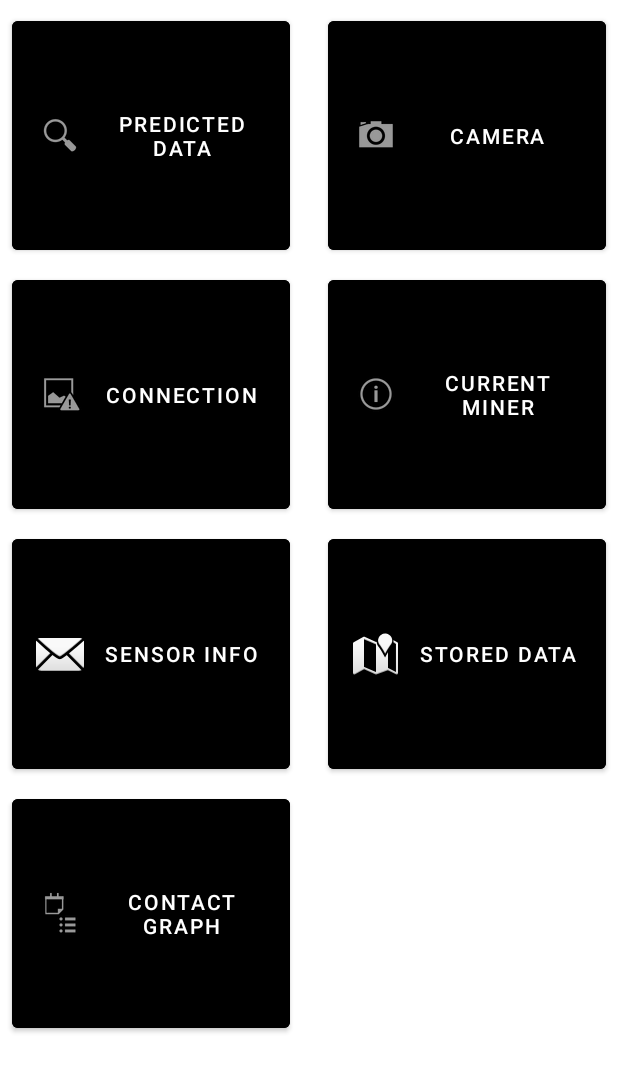
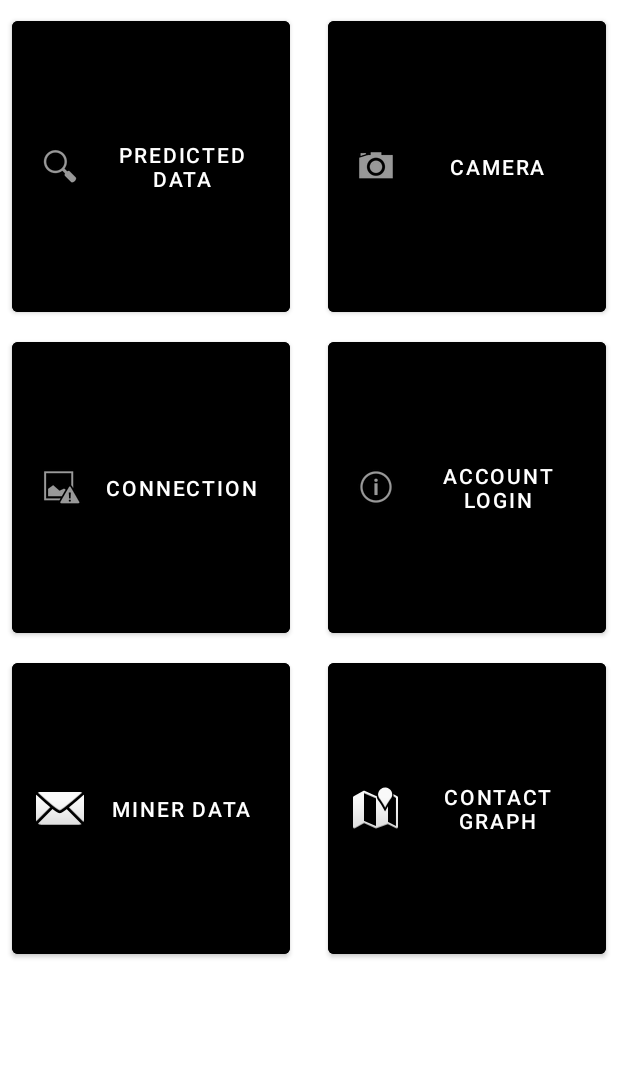
Before and after one commit to AbhayGoyal/MinerFinder_new, an Android app: the screen it shows after launch (MainActivity), on a phone screen of 412 x 824 dp. Shown: the top 1072 px of the screen. Run offline under Robolectric (Android 15) with nearby library versions, the phone set to English and light mode, and no system bars; libraries missing offline, so code that uses them is left out: com.chaquo.python; 6 statements that could not run were skipped.

Commit message:
next changes to the menu

```diff
--- a/app/src/main/res/layout/activity_main.xml
+++ b/app/src/main/res/layout/activity_main.xml
@@ -20,7 +20,7 @@
         android:text="Predicted Data"
         android:textColor="#FFFFFF"
         app:layout_constraintWidth_percent="0.45"
-        app:layout_constraintHeight_percent="0.2"
+        app:layout_constraintHeight_percent="0.25"
         app:layout_constraintStart_toStartOf="parent"
         app:layout_constraintTop_toTopOf="parent"
         android:onClick="navigationView"/>
@@ -38,7 +38,7 @@
         android:gravity="center"
         android:backgroundTint="@color/black"
         app:layout_constraintWidth_percent="0.45"
-        app:layout_constraintHeight_percent="0.2"
+        app:layout_constraintHeight_percent="0.25"
         app:layout_constraintEnd_toEndOf="parent"
         app:layout_constraintTop_toTopOf="parent"
         android:contentDescription="  "
@@ -57,10 +57,11 @@
         android:backgroundTint="@color/black"
         android:textColor="#FFFFFF"
         app:layout_constraintWidth_percent="0.45"
-        app:layout_constraintHeight_percent="0.2"
+        app:layout_constraintHeight_percent="0.25"
         app:layout_constraintStart_toStartOf="parent"
         app:layout_constraintTop_toBottomOf="@id/Button1"
         android:contentDescription="  "
+        android:onClick="connectionView"
         />
 
     <Button
@@ -72,11 +73,11 @@
         android:layout_marginStart="4dp"
         android:drawableLeft="@android:drawable/ic_menu_info_details"
         android:gravity="center"
-        android:text="Current Miner"
+        android:text="Account Login"
         android:backgroundTint="@color/black"
         android:textColor="#FFFFFF"
         app:layout_constraintWidth_percent="0.45"
-        app:layout_constraintHeight_percent="0.2"
+        app:layout_constraintHeight_percent="0.25"
         app:layout_constraintEnd_toEndOf="parent"
         app:layout_constraintTop_toBottomOf="@id/Button2"
         android:contentDescription="  "
@@ -90,16 +91,16 @@
         android:layout_marginTop="8dp"
         android:layout_marginStart="8dp"
         android:drawableLeft="@android:drawable/ic_dialog_email"
-        android:text="Sensor Info"
+        android:text="Miner Data"
         android:backgroundTint="@color/black"
         android:gravity="center"
         android:textColor="#FFFFFF"
         app:layout_constraintWidth_percent="0.45"
-        app:layout_constraintHeight_percent="0.2"
+        app:layout_constraintHeight_percent="0.25"
         app:layout_constraintStart_toStartOf="parent"
         app:layout_constraintTop_toBottomOf="@id/Button3"
         android:contentDescription="  "
-        android:onClick="sensorsView"/>
+        android:onClick="dataView"/>
 
     <Button
         android:id="@+id/Button6"
@@ -109,36 +110,16 @@
         android:layout_marginTop="8dp"
         android:layout_marginStart="4dp"
         android:drawableLeft="@android:drawable/ic_dialog_map"
-        android:text="Stored Data"
+        android:text="Contact Graph"
         android:backgroundTint="@color/black"
         android:gravity="center"
         android:textColor="#FFFFFF"
         app:layout_constraintWidth_percent="0.45"
-        app:layout_constraintHeight_percent="0.2"
+        app:layout_constraintHeight_percent="0.25"
         app:layout_constraintEnd_toEndOf="parent"
         app:layout_constraintTop_toBottomOf="@id/Button4"
         android:contentDescription="  "
-        android:onClick="dataView"/>
-
-        <Button
-            android:id="@+id/Button7"
-            android:layout_width="0dp"
-            android:layout_height="0dp"
-            android:layout_marginEnd="4dp"
-            android:layout_marginTop="8dp"
-            android:layout_marginStart="8dp"
-            android:drawableLeft="@android:drawable/ic_menu_agenda"
-            android:text="Contact Graph"
-            android:backgroundTint="@color/black"
-            android:gravity="center"
-            android:textColor="#FFFFFF"
-            app:layout_constraintWidth_percent="0.45"
-            app:layout_constraintHeight_percent="0.2"
-            app:layout_constraintStart_toStartOf="parent"
-            app:layout_constraintTop_toBottomOf="@id/Button5"
-            android:contentDescription="  "
-            android:onClick="contactView"/>
-
+        android:onClick="contactView"/>
 
 
 </androidx.constraintlayout.widget.ConstraintLayout>
```
Also changed, not shown: 1 other file.
